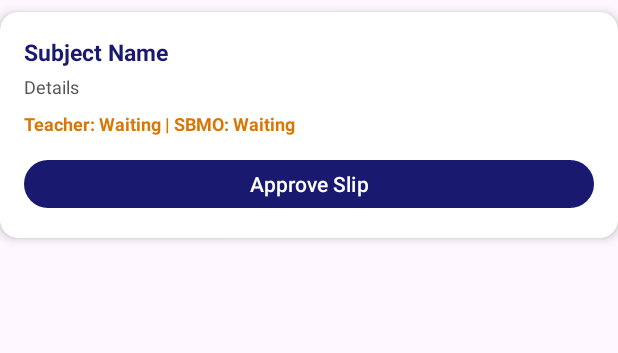
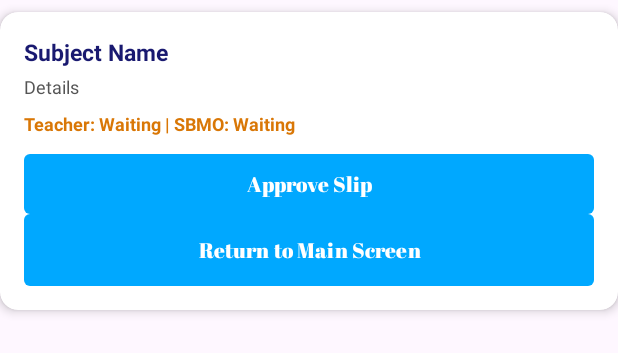
Before and after one commit to Johnchristianquiming/Appoint_Slip, an Android app: the layout item_portal_slip.xml on its own in the app's theme, with its tools: preview values and no code run, on a phone screen of 412 x 824 dp. Shown: the top 353 px of the screen. Run offline under Robolectric (Android 15) with nearby library versions, the phone set to English and light mode, and no system bars.

Commit message:
Added classes for item portal and item stay slips. Added navigation returining to main screen.

```diff
--- a/app/src/main/java/com/example/appoint_slip/WelcomeScreen.java
+++ b/app/src/main/java/com/example/appoint_slip/WelcomeScreen.java
@@ -23,7 +23,7 @@ public class WelcomeScreen extends AppCompatActivity {
                     v.setPadding(systemBars.left, systemBars.top, systemBars.right, systemBars.bottom);
                     return insets;
         });
-            Button welcomeButton = findViewById(R.id.returntologinButton);
+            Button welcomeButton = findViewById(R.id.enterloginButton);
 
             welcomeButton.setOnClickListener(new View.OnClickListener() {
                 @Override
--- a/app/src/main/res/layout/item_portal_slip.xml
+++ b/app/src/main/res/layout/item_portal_slip.xml
@@ -1,6 +1,7 @@
 <?xml version="1.0" encoding="utf-8"?>
 <androidx.cardview.widget.CardView xmlns:android="http://schemas.android.com/apk/res/android"
     xmlns:app="http://schemas.android.com/apk/res-auto"
+    android:id="@+id/itemportalstayslip"
     android:layout_width="match_parent"
     android:layout_height="wrap_content"
     android:layout_marginTop="8dp"
@@ -50,7 +51,34 @@
             android:layout_marginTop="12dp"
             android:text="Approve Slip"
             android:textColor="@android:color/white"
-            app:backgroundTint="@color/midnightblue" />
+            android:background="@drawable/rectangle_lightblue_button"
+            android:fontFamily="@font/abril_fatface"
+            android:outlineAmbientShadowColor="#03A9F4"
+            android:outlineSpotShadowColor="#03A9F4"
+            android:shadowColor="#03A9F4"
+            android:textColorHighlight="#03A9F4"
+            android:textColorHint="#03A9F4"
+            android:textColorLink="#03A9F4"
+            app:backgroundTint="#00A8FF"
+            app:rippleColor="#03A9F4"
+            app:strokeColor="#03A9F4"/>
+
+        <Button
+            android:id="@+id/returntoMainScreen"
+            android:layout_width="match_parent"
+            android:layout_height="wrap_content"
+            android:text="Return to Main Screen"
+            android:background="@drawable/rectangle_lightblue_button"
+            android:fontFamily="@font/abril_fatface"
+            android:outlineAmbientShadowColor="#03A9F4"
+            android:outlineSpotShadowColor="#03A9F4"
+            android:shadowColor="#03A9F4"
+            android:textColorHighlight="#03A9F4"
+            android:textColorHint="#03A9F4"
+            android:textColorLink="#03A9F4"
+            app:backgroundTint="#00A8FF"
+            app:rippleColor="#03A9F4"
+            app:strokeColor="#03A9F4"/>
 
     </LinearLayout>
 </androidx.cardview.widget.CardView>
--- a/app/src/main/res/layout/welcome_screen.xml
+++ b/app/src/main/res/layout/welcome_screen.xml
@@ -64,7 +64,7 @@
         app:layout_constraintVertical_bias="0.468" />
 
     <Button
-        android:id="@+id/returntologinButton"
+        android:id="@+id/enterloginButton"
         android:layout_width="123dp"
         android:layout_height="wrap_content"
         android:background="@drawable/rectangle_lightblue_button"
```
Also changed, not shown: app/src/main/java/com/example/appoint_slip/ItemPortalSlip.java (added, +35 -0 lines), app/src/main/java/com/example/appoint_slip/ItemStaySlip.java (added, +34 -0 lines), app/src/main/res/layout/item_stay_slip.xml (+18 -0 lines).
